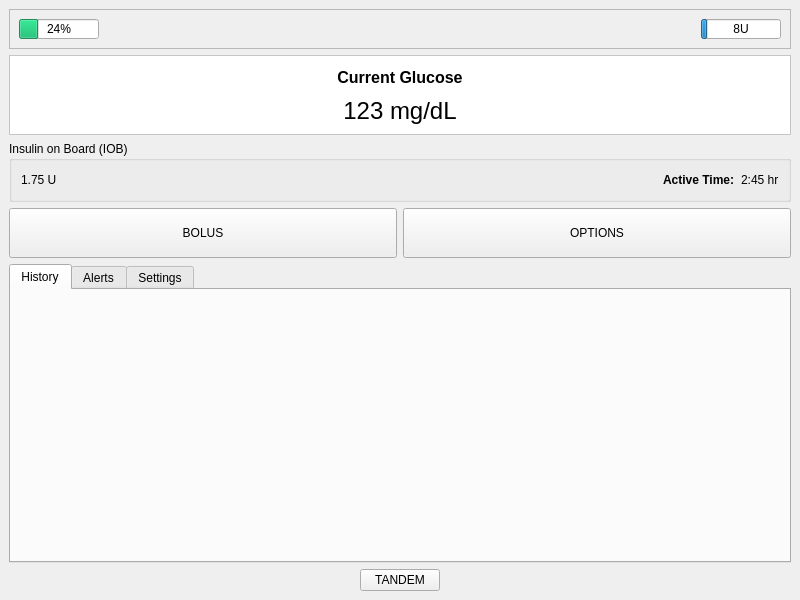
Before: the Qt Designer form mainwindow.ui in aaronmcleancs/tslim-data-simulator, drawn with Qt 5.
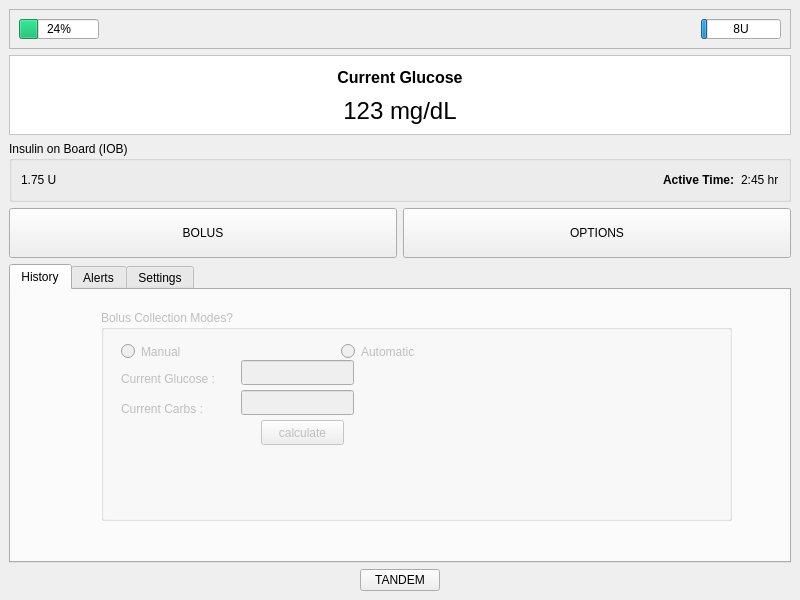
After: the same form once the commit is applied.

Commit message: Manual & Automatic Bolus calculation is complete

```diff
--- a/mainwindow.ui
+++ b/mainwindow.ui
@@ -234,6 +234,122 @@
        <attribute name="title">
         <string>History</string>
        </attribute>
+       <widget class="QGroupBox" name="Bolus_Groupbox">
+        <property name="enabled">
+         <bool>false</bool>
+        </property>
+        <property name="geometry">
+         <rect>
+          <x>90</x>
+          <y>20</y>
+          <width>631</width>
+          <height>211</height>
+         </rect>
+        </property>
+        <property name="title">
+         <string>Bolus Collection Modes?</string>
+        </property>
+        <widget class="QRadioButton" name="radioButton">
+         <property name="geometry">
+          <rect>
+           <x>20</x>
+           <y>30</y>
+           <width>106</width>
+           <height>23</height>
+          </rect>
+         </property>
+         <property name="text">
+          <string>Manual</string>
+         </property>
+        </widget>
+        <widget class="QRadioButton" name="radioButton_2">
+         <property name="geometry">
+          <rect>
+           <x>240</x>
+           <y>30</y>
+           <width>106</width>
+           <height>23</height>
+          </rect>
+         </property>
+         <property name="text">
+          <string>Automatic</string>
+         </property>
+        </widget>
+        <widget class="QLabel" name="label_3">
+         <property name="enabled">
+          <bool>false</bool>
+         </property>
+         <property name="geometry">
+          <rect>
+           <x>20</x>
+           <y>60</y>
+           <width>131</width>
+           <height>17</height>
+          </rect>
+         </property>
+         <property name="text">
+          <string>Current Glucose : </string>
+         </property>
+        </widget>
+        <widget class="QLabel" name="label_4">
+         <property name="enabled">
+          <bool>false</bool>
+         </property>
+         <property name="geometry">
+          <rect>
+           <x>20</x>
+           <y>90</y>
+           <width>111</width>
+           <height>17</height>
+          </rect>
+         </property>
+         <property name="text">
+          <string>Current Carbs : </string>
+         </property>
+        </widget>
+        <widget class="QLineEdit" name="Glucose_input">
+         <property name="enabled">
+          <bool>false</bool>
+         </property>
+         <property name="geometry">
+          <rect>
+           <x>140</x>
+           <y>50</y>
+           <width>113</width>
+           <height>25</height>
+          </rect>
+         </property>
+        </widget>
+        <widget class="QLineEdit" name="Carbs_Input">
+         <property name="enabled">
+          <bool>false</bool>
+         </property>
+         <property name="geometry">
+          <rect>
+           <x>140</x>
+           <y>80</y>
+           <width>113</width>
+           <height>25</height>
+          </rect>
+         </property>
+        </widget>
+        <widget class="QPushButton" name="calculate">
+         <property name="enabled">
+          <bool>false</bool>
+         </property>
+         <property name="geometry">
+          <rect>
+           <x>160</x>
+           <y>110</y>
+           <width>83</width>
+           <height>25</height>
+          </rect>
+         </property>
+         <property name="text">
+          <string>calculate</string>
+         </property>
+        </widget>
+       </widget>
       </widget>
       <widget class="QWidget" name="tab_2">
        <attribute name="title">
```
The commit also changes 9 other files.
